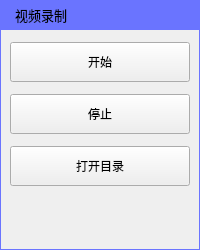
This is screen_record/ui/main_window.ui in wpp2014/ScreenRecord as Qt 5 draws it before an edit. The edited form follows.
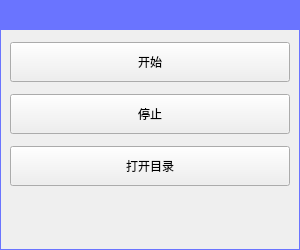
This is the edited form. Icons and pictures are not drawn.

The edit to the form file:
```diff
--- a/screen_record/ui/main_window.ui
+++ b/screen_record/ui/main_window.ui
@@ -6,7 +6,7 @@
    <rect>
     <x>0</x>
     <y>0</y>
-    <width>200</width>
+    <width>300</width>
     <height>250</height>
    </rect>
   </property>
@@ -39,7 +39,7 @@
    </property>
    <property name="maximumSize">
     <size>
-     <width>200</width>
+     <width>300</width>
      <height>16777215</height>
     </size>
    </property>
@@ -100,7 +100,7 @@
         <number>0</number>
        </property>
        <property name="leftMargin">
-        <number>15</number>
+        <number>12</number>
        </property>
        <property name="topMargin">
         <number>0</number>
@@ -132,7 +132,7 @@
           </font>
          </property>
          <property name="text">
-          <string>视频录制</string>
+          <string/>
          </property>
          <property name="alignment">
           <set>Qt::AlignLeading|Qt::AlignLeft|Qt::AlignVCenter</set>
@@ -255,13 +255,13 @@
         <widget class="QPushButton" name="btnStart">
          <property name="minimumSize">
           <size>
-           <width>180</width>
+           <width>280</width>
            <height>40</height>
           </size>
          </property>
          <property name="maximumSize">
           <size>
-           <width>180</width>
+           <width>16777215</width>
            <height>40</height>
           </size>
          </property>
@@ -274,13 +274,13 @@
         <widget class="QPushButton" name="btnStop">
          <property name="minimumSize">
           <size>
-           <width>180</width>
+           <width>280</width>
            <height>40</height>
           </size>
          </property>
          <property name="maximumSize">
           <size>
-           <width>180</width>
+           <width>16777215</width>
            <height>40</height>
           </size>
          </property>
@@ -293,13 +293,13 @@
         <widget class="QPushButton" name="btnOpen">
          <property name="minimumSize">
           <size>
-           <width>180</width>
+           <width>280</width>
            <height>40</height>
           </size>
          </property>
          <property name="maximumSize">
           <size>
-           <width>180</width>
+           <width>16777215</width>
            <height>40</height>
           </size>
          </property>
@@ -312,13 +312,13 @@
         <widget class="QLabel" name="recordTimeLabel">
          <property name="minimumSize">
           <size>
-           <width>180</width>
+           <width>280</width>
            <height>40</height>
           </size>
          </property>
          <property name="maximumSize">
           <size>
-           <width>180</width>
+           <width>16777215</width>
            <height>40</height>
           </size>
          </property>
```
Left out of the diff: 2 changed lines with no effect on the pictures.
